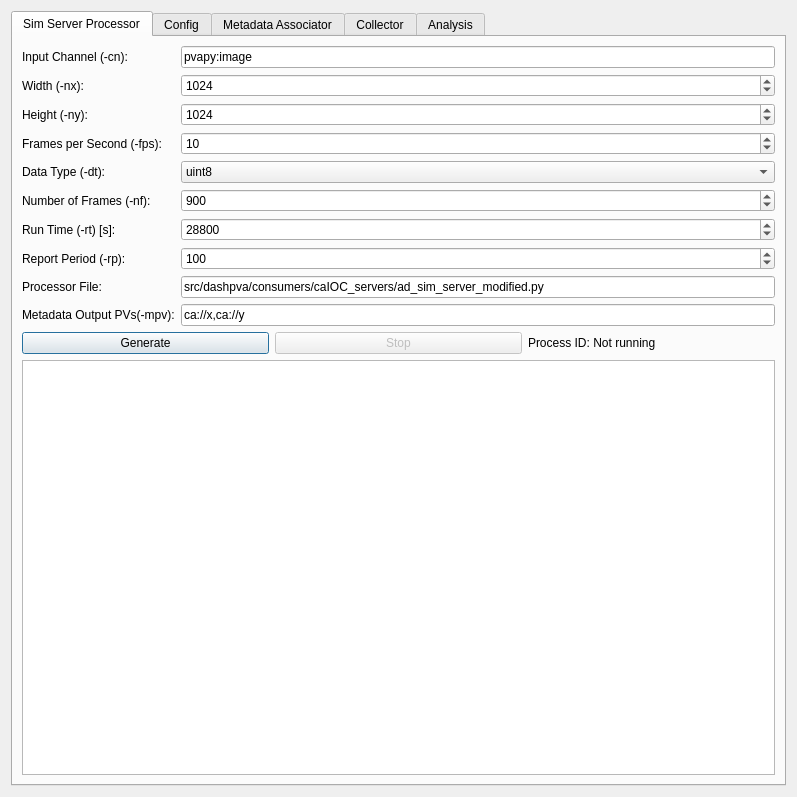
Before: the Qt Designer form src/dashpva/workflow/workflow.ui in AdvancedPhotonSource/DashPVA, drawn with Qt 5.
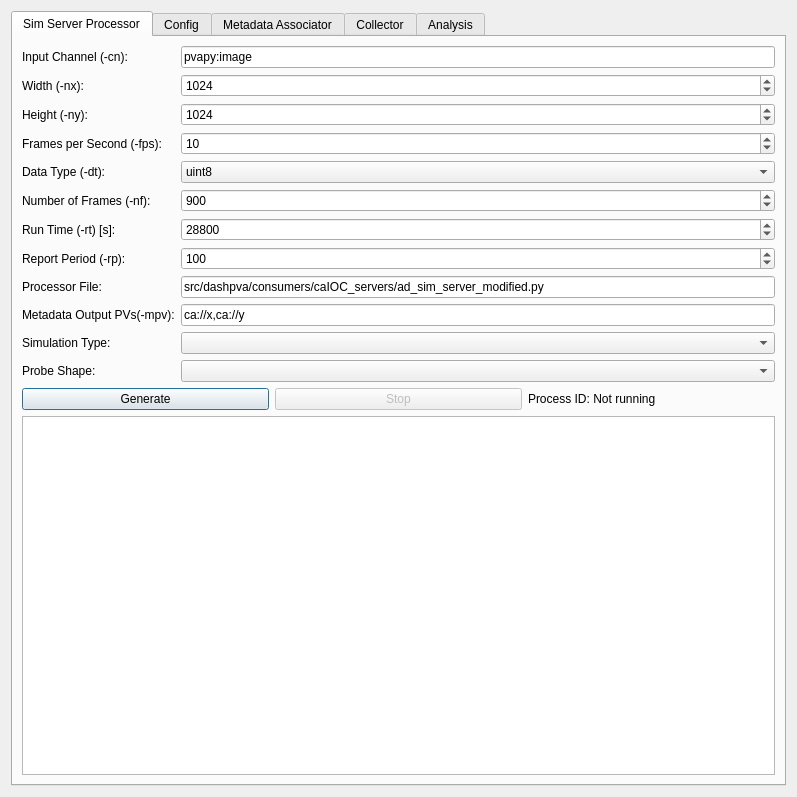
After: the same form once the commit is applied. The open tabs and pages were chosen to show the change.

Commit message:
add: a simulation-type dropdown on the Sim Server tab that sets the processor file from SIM_SERVER_TYPES, plus a probe-shape dropdown shown only when the probe server is selected
fix: each simulation is launched with only the flags its own parser accepts — the probe server rejects -nf and -mpv, and the RSM data server takes no arguments at all, so both would have exited on argparse before starting

What changed in the file:
```diff
--- a/src/dashpva/workflow/workflow.ui
+++ b/src/dashpva/workflow/workflow.ui
@@ -194,6 +194,26 @@
            </property>
           </widget>
          </item>
+         <item row="11" column="0">
+          <widget class="QLabel" name="labelSimType">
+           <property name="text">
+            <string>Simulation Type:</string>
+           </property>
+          </widget>
+         </item>
+         <item row="11" column="1">
+          <widget class="QComboBox" name="comboBoxSimType"/>
+         </item>
+         <item row="12" column="0">
+          <widget class="QLabel" name="labelProbeShape">
+           <property name="text">
+            <string>Probe Shape:</string>
+           </property>
+          </widget>
+         </item>
+         <item row="12" column="1">
+          <widget class="QComboBox" name="comboBoxProbeShape"/>
+         </item>
          <item row="8" column="0">
           <widget class="QLabel" name="labelProcessorFileSim">
            <property name="text">
```
The commit also changes 2 other files.
